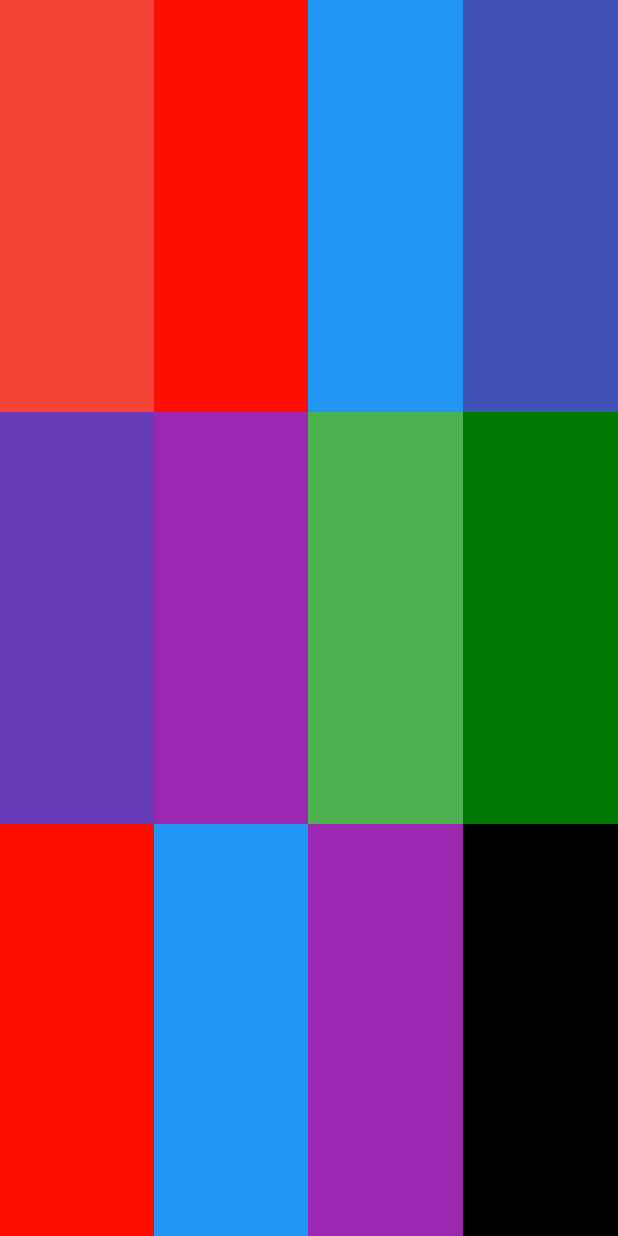
After one commit to JossleyFVY/Programacion_Multimedia, an Android app: the layout activity_main3.xml on its own in the app's theme, with its tools: preview values and no code run, on a phone screen of 412 x 824 dp. The commit adds this screen. Run offline under Robolectric (Android 15) with nearby library versions, the phone set to English and light mode, and no system bars.

Commit message:
Ejercicio4_2.1

```diff
--- /dev/null
+++ b/Practica_Layouts/app/src/main/res/layout/activity_main3.xml
@@ -0,0 +1,118 @@
+<?xml version="1.0" encoding="utf-8"?>
+<androidx.constraintlayout.widget.ConstraintLayout xmlns:android="http://schemas.android.com/apk/res/android"
+    xmlns:app="http://schemas.android.com/apk/res-auto"
+    xmlns:tools="http://schemas.android.com/tools"
+    android:id="@+id/main"
+    android:layout_width="match_parent"
+    android:layout_height="match_parent"
+    tools:context=".MainActivity">
+
+    <TableLayout
+        android:layout_width="match_parent"
+        android:layout_height="match_parent"
+        android:orientation="horizontal">
+
+        <TableRow
+            android:layout_width="match_parent"
+            android:layout_height="match_parent"
+            android:layout_weight="1" >
+
+            <LinearLayout
+                android:layout_width="match_parent"
+                android:layout_height="match_parent"
+                android:layout_weight="1"
+                android:background="@color/rojo"
+                android:orientation="horizontal"></LinearLayout>
+
+            <LinearLayout
+                android:layout_width="match_parent"
+                android:layout_height="match_parent"
+                android:layout_weight="1"
+                android:background="@color/Rojo_Oscuro"
+                android:orientation="horizontal"></LinearLayout>
+
+            <LinearLayout
+                android:layout_width="match_parent"
+                android:layout_height="match_parent"
+                android:layout_weight="1"
+                android:background="@color/Azul_Claro"
+                android:orientation="horizontal"></LinearLayout>
+
+            <LinearLayout
+                android:layout_width="match_parent"
+                android:layout_height="match_parent"
+                android:background="@color/Azul"
+                android:layout_weight="1"
+                android:orientation="horizontal"></LinearLayout>
+        </TableRow>
+
+        <TableRow
+            android:layout_width="match_parent"
+            android:layout_height="match_parent"
+            android:layout_weight="1" >
+
+            <LinearLayout
+                android:layout_width="match_parent"
+                android:layout_height="match_parent"
+                android:layout_weight="1"
+                android:background="@color/Morado"
+                android:orientation="horizontal"></LinearLayout>
+
+            <LinearLayout
+                android:layout_width="match_parent"
+                android:layout_height="match_parent"
+                android:layout_weight="1"
+                android:background="@color/Purpura"
+                android:orientation="horizontal"></LinearLayout>
+
+            <LinearLayout
+                android:layout_width="match_parent"
+                android:layout_height="match_parent"
+                android:layout_weight="1"
+                android:background="@color/Verde"
+                android:orientation="horizontal"></LinearLayout>
+
+            <LinearLayout
+                android:layout_width="match_parent"
+                android:layout_height="match_parent"
+                android:layout_weight="1"
+                android:background="@color/Verde_Oscuro"
+                android:orientation="horizontal"></LinearLayout>
+        </TableRow>
+
+        <TableRow
+            android:layout_width="match_parent"
+            android:layout_height="match_parent"
+            android:layout_weight="1" >
+
+            <LinearLayout
+                android:layout_width="match_parent"
+                android:layout_height="match_parent"
+                android:layout_weight="1"
+                android:background="@color/Rojo_Oscuro"
+                android:orientation="horizontal"></LinearLayout>
+
+            <LinearLayout
+                android:layout_width="match_parent"
+                android:layout_height="match_parent"
+                android:layout_weight="1"
+                android:background="@color/Azul_Claro"
+                android:orientation="horizontal"></LinearLayout>
+
+            <LinearLayout
+                android:layout_width="match_parent"
+                android:layout_height="match_parent"
+                android:layout_weight="1"
+                android:background="@color/Purpura"
+                android:orientation="horizontal"></LinearLayout>
+
+            <LinearLayout
+                android:layout_width="match_parent"
+                android:layout_height="match_parent"
+                android:layout_weight="1"
+                android:background="@color/black"
+                android:orientation="horizontal"></LinearLayout>
+        </TableRow>
+
+    </TableLayout>
+</androidx.constraintlayout.widget.ConstraintLayout>
--- a/Practica_Layouts/app/src/main/res/values/colors.xml
+++ b/Practica_Layouts/app/src/main/res/values/colors.xml
@@ -5,4 +5,9 @@
     <color name="rojo">#F44336</color>
     <color name="Azul">#3F51B5</color>
     <color name="Purpura">#9C27B0</color>
+    <color name="Verde">#4CAF50</color>
+    <color name="Azul_Claro">#2196F3</color>
+    <color name="Morado">#673AB7</color>
+    <color name="Verde_Oscuro">#007903</color>
+    <color name="Rojo_Oscuro">#FC0F00</color>
 </resources>
```
